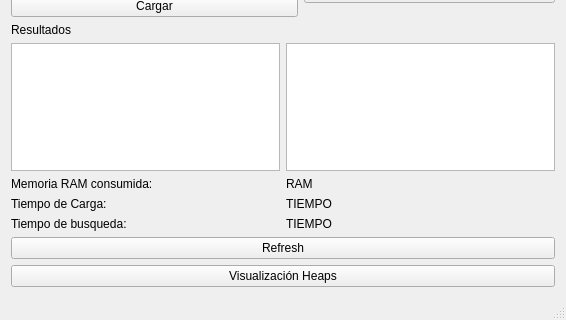
Old version of the form windows/ui/mainwindow.ui in the repository luantber/aedtraductor; both pictures show x 0 to 566 and y 165 to 485 of the 566 by 485 pixel window.
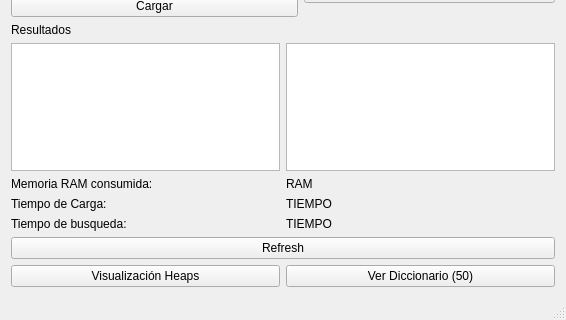
New version of the form.

Diff of the .ui file:
```diff
--- a/windows/ui/mainwindow.ui
+++ b/windows/ui/mainwindow.ui
@@ -310,14 +310,22 @@
      </widget>
     </item>
     <item>
-     <layout class="QHBoxLayout" name="horizontalLayout_12"/>
-    </item>
+     <layout class="QHBoxLayout" name="horizontalLayout_12">
     <item>
      <widget class="QPushButton" name="vtk_button">
       <property name="text">
        <string>Visualización Heaps</string>
       </property>
      </widget>
+      </item>
+      <item>
+       <widget class="QPushButton" name="verDiccionario">
+        <property name="text">
+         <string>Ver Diccionario (50)</string>
+        </property>
+       </widget>
+      </item>
+     </layout>
     </item>
    </layout>
   </widget>
```
Lines whose indentation alone changed are shown as unchanged.
